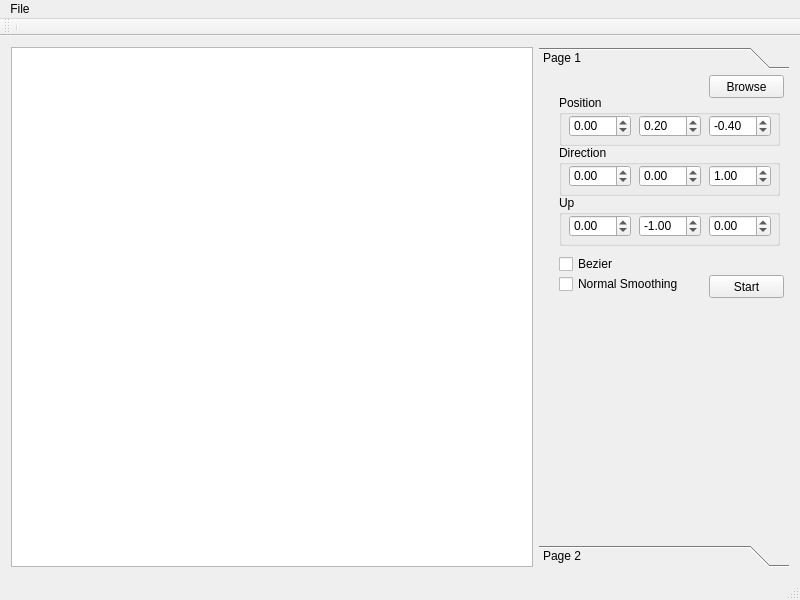
Above: mainwindow.ui from georgidunchev/RTBezie1 before the change. Below: the same form after it.
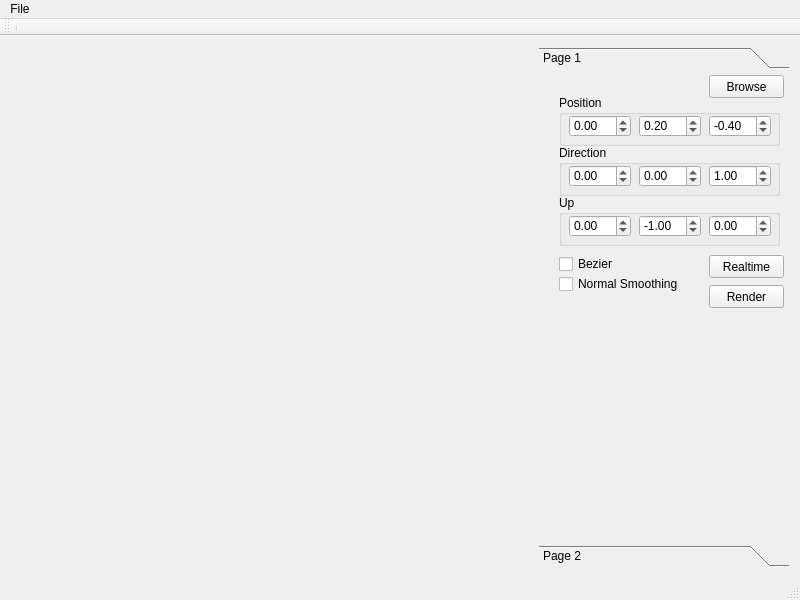
That is the form after the change. Custom widgets are drawn as their Qt base class.

Patch:
```diff
--- a/mainwindow.ui
+++ b/mainwindow.ui
@@ -39,12 +39,9 @@
     <item>
      <layout class="QHBoxLayout" name="horizontalLayout">
       <item>
-       <widget class="CView" name="graphicsView">
-        <property name="mouseTracking">
-         <bool>false</bool>
-        </property>
-        <property name="acceptDrops">
-         <bool>true</bool>
+       <widget class="CView" name="Image">
+        <property name="text">
+         <string/>
         </property>
        </widget>
       </item>
@@ -100,13 +97,13 @@
           <property name="geometry">
            <rect>
             <x>170</x>
-            <y>200</y>
+            <y>210</y>
             <width>75</width>
             <height>23</height>
            </rect>
           </property>
           <property name="text">
-           <string>Start</string>
+           <string>Render</string>
           </property>
          </widget>
          <widget class="QGroupBox" name="groupBox">
@@ -336,6 +333,25 @@
            <string>Normal Smoothing</string>
           </property>
          </widget>
+         <widget class="QPushButton" name="AutoRender">
+          <property name="enabled">
+           <bool>true</bool>
+          </property>
+          <property name="geometry">
+           <rect>
+            <x>170</x>
+            <y>180</y>
+            <width>75</width>
+            <height>23</height>
+           </rect>
+          </property>
+          <property name="text">
+           <string>Realtime</string>
+          </property>
+          <property name="checkable">
+           <bool>true</bool>
+          </property>
+         </widget>
         </widget>
         <widget class="QWidget" name="page_2">
          <property name="geometry">
@@ -387,7 +403,7 @@
  <customwidgets>
   <customwidget>
    <class>CView</class>
-   <extends>QGraphicsView</extends>
+   <extends>QLabel</extends>
    <header>cview.h</header>
   </customwidget>
  </customwidgets>
```
